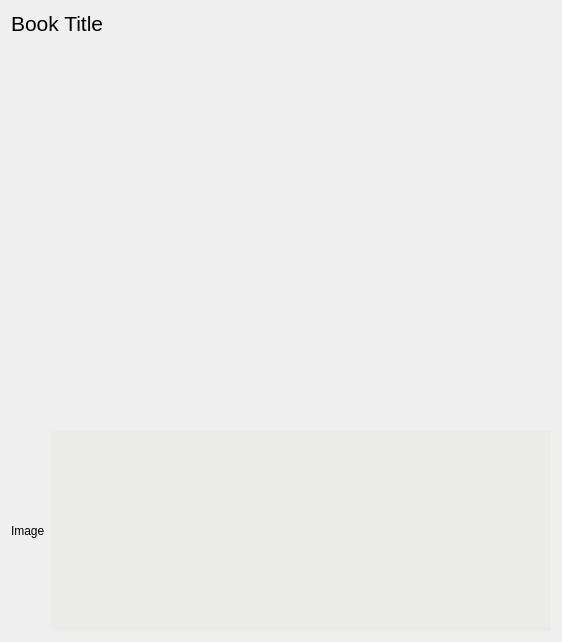
Above: bookinfodialog.ui from md2/pyhomelib before the change. Below: the same form after it.
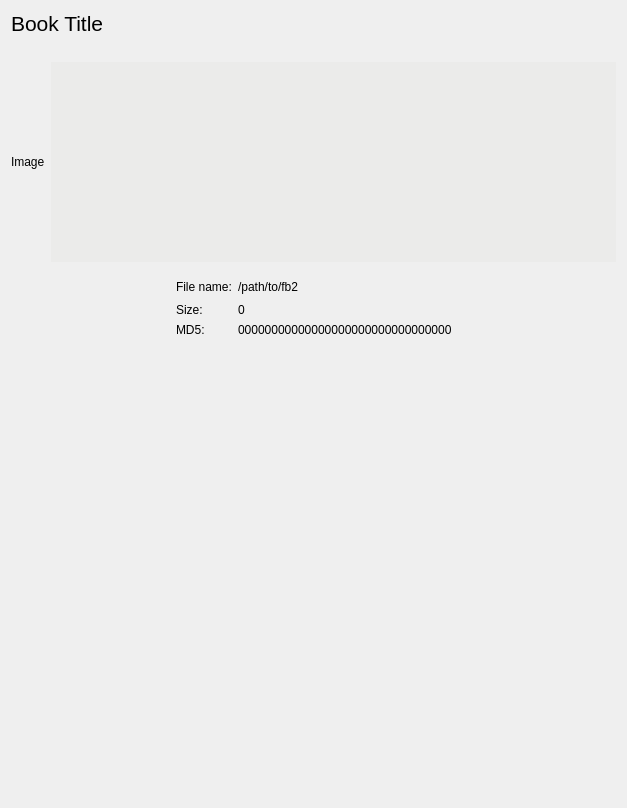
That is the form after the change. Icons and pictures are not drawn.

Commit message: bookinfodialog.py completely rewritten

```diff
--- a/bookinfodialog.ui
+++ b/bookinfodialog.ui
@@ -6,8 +6,8 @@
    <rect>
     <x>0</x>
     <y>0</y>
-    <width>562</width>
-    <height>642</height>
+    <width>627</width>
+    <height>808</height>
    </rect>
   </property>
   <property name="windowTitle">
@@ -17,7 +17,7 @@
    <iconset resource="pyhomelib.qrc">
     <normaloff>:/pyhomelib.png</normaloff>:/pyhomelib.png</iconset>
   </property>
-  <layout class="QVBoxLayout" name="verticalLayout">
+  <layout class="QVBoxLayout" name="verticalLayout_4">
    <item>
     <layout class="QVBoxLayout" name="authorsLayout"/>
    </item>
@@ -131,17 +131,187 @@
     </layout>
    </item>
    <item>
-    <layout class="QVBoxLayout" name="fileinfoLayout"/>
-   </item>
-   <item>
-    <layout class="QGridLayout" name="gridLayout">
-     <item row="1" column="1">
-      <layout class="QGridLayout" name="layout2"/>
-     </item>
-     <item row="1" column="0">
-      <layout class="QGridLayout" name="layout1"/>
-     </item>
-    </layout>
+    <widget class="QScrollArea" name="scrollArea">
+     <property name="frameShape">
+      <enum>QFrame::NoFrame</enum>
+     </property>
+     <property name="widgetResizable">
+      <bool>true</bool>
+     </property>
+     <widget class="QWidget" name="scrollAreaWidgetContents">
+      <property name="geometry">
+       <rect>
+        <x>0</x>
+        <y>0</y>
+        <width>609</width>
+        <height>362</height>
+       </rect>
+      </property>
+      <layout class="QVBoxLayout" name="verticalLayout">
+       <item>
+        <layout class="QGridLayout" name="gridLayout">
+         <item row="0" column="1">
+          <widget class="QLabel" name="label">
+           <property name="sizePolicy">
+            <sizepolicy hsizetype="Fixed" vsizetype="Fixed">
+             <horstretch>0</horstretch>
+             <verstretch>0</verstretch>
+            </sizepolicy>
+           </property>
+           <property name="text">
+            <string>File name:</string>
+           </property>
+          </widget>
+         </item>
+         <item row="0" column="0">
+          <spacer name="horizontalSpacer">
+           <property name="orientation">
+            <enum>Qt::Horizontal</enum>
+           </property>
+           <property name="sizeHint" stdset="0">
+            <size>
+             <width>40</width>
+             <height>20</height>
+            </size>
+           </property>
+          </spacer>
+         </item>
+         <item row="0" column="4">
+          <spacer name="horizontalSpacer_2">
+           <property name="orientation">
+            <enum>Qt::Horizontal</enum>
+           </property>
+           <property name="sizeHint" stdset="0">
+            <size>
+             <width>40</width>
+             <height>20</height>
+            </size>
+           </property>
+          </spacer>
+         </item>
+         <item row="0" column="3">
+          <widget class="QLabel" name="filenameLabel">
+           <property name="sizePolicy">
+            <sizepolicy hsizetype="Preferred" vsizetype="Fixed">
+             <horstretch>0</horstretch>
+             <verstretch>0</verstretch>
+            </sizepolicy>
+           </property>
+           <property name="text">
+            <string notr="true">/path/to/fb2</string>
+           </property>
+           <property name="textInteractionFlags">
+            <set>Qt::LinksAccessibleByMouse|Qt::TextSelectableByMouse</set>
+           </property>
+          </widget>
+         </item>
+         <item row="2" column="1">
+          <widget class="QLabel" name="label_2">
+           <property name="sizePolicy">
+            <sizepolicy hsizetype="Fixed" vsizetype="Fixed">
+             <horstretch>0</horstretch>
+             <verstretch>0</verstretch>
+            </sizepolicy>
+           </property>
+           <property name="text">
+            <string>MD5:</string>
+           </property>
+          </widget>
+         </item>
+         <item row="2" column="3">
+          <widget class="QLabel" name="md5Label">
+           <property name="sizePolicy">
+            <sizepolicy hsizetype="Preferred" vsizetype="Fixed">
+             <horstretch>0</horstretch>
+             <verstretch>0</verstretch>
+            </sizepolicy>
+           </property>
+           <property name="text">
+            <string notr="true">00000000000000000000000000000000</string>
+           </property>
+           <property name="textInteractionFlags">
+            <set>Qt::LinksAccessibleByMouse|Qt::TextSelectableByMouse</set>
+           </property>
+          </widget>
+         </item>
+         <item row="1" column="1">
+          <widget class="QLabel" name="label_3">
+           <property name="sizePolicy">
+            <sizepolicy hsizetype="Fixed" vsizetype="Fixed">
+             <horstretch>0</horstretch>
+             <verstretch>0</verstretch>
+            </sizepolicy>
+           </property>
+           <property name="text">
+            <string>Size:</string>
+           </property>
+          </widget>
+         </item>
+         <item row="1" column="3">
+          <widget class="QLabel" name="sizeLabel">
+           <property name="sizePolicy">
+            <sizepolicy hsizetype="Preferred" vsizetype="Fixed">
+             <horstretch>0</horstretch>
+             <verstretch>0</verstretch>
+            </sizepolicy>
+           </property>
+           <property name="text">
+            <string notr="true">0</string>
+           </property>
+           <property name="textInteractionFlags">
+            <set>Qt::LinksAccessibleByMouse|Qt::TextSelectableByMouse</set>
+           </property>
+          </widget>
+         </item>
+        </layout>
+       </item>
+       <item>
+        <layout class="QGridLayout" name="layout1">
+         <item row="0" column="0">
+          <spacer name="horizontalSpacer_3">
+           <property name="orientation">
+            <enum>Qt::Horizontal</enum>
+           </property>
+           <property name="sizeHint" stdset="0">
+            <size>
+             <width>40</width>
+             <height>20</height>
+            </size>
+           </property>
+          </spacer>
+         </item>
+         <item row="0" column="3">
+          <spacer name="horizontalSpacer_4">
+           <property name="orientation">
+            <enum>Qt::Horizontal</enum>
+           </property>
+           <property name="sizeHint" stdset="0">
+            <size>
+             <width>40</width>
+             <height>20</height>
+            </size>
+           </property>
+          </spacer>
+         </item>
+         <item row="0" column="2">
+          <widget class="QLabel" name="label_7">
+           <property name="text">
+            <string/>
+           </property>
+          </widget>
+         </item>
+         <item row="0" column="1">
+          <widget class="QLabel" name="label_8">
+           <property name="text">
+            <string/>
+           </property>
+          </widget>
+         </item>
+        </layout>
+       </item>
+      </layout>
+     </widget>
+    </widget>
    </item>
   </layout>
  </widget>
```
The commit also changes 3 other files.
